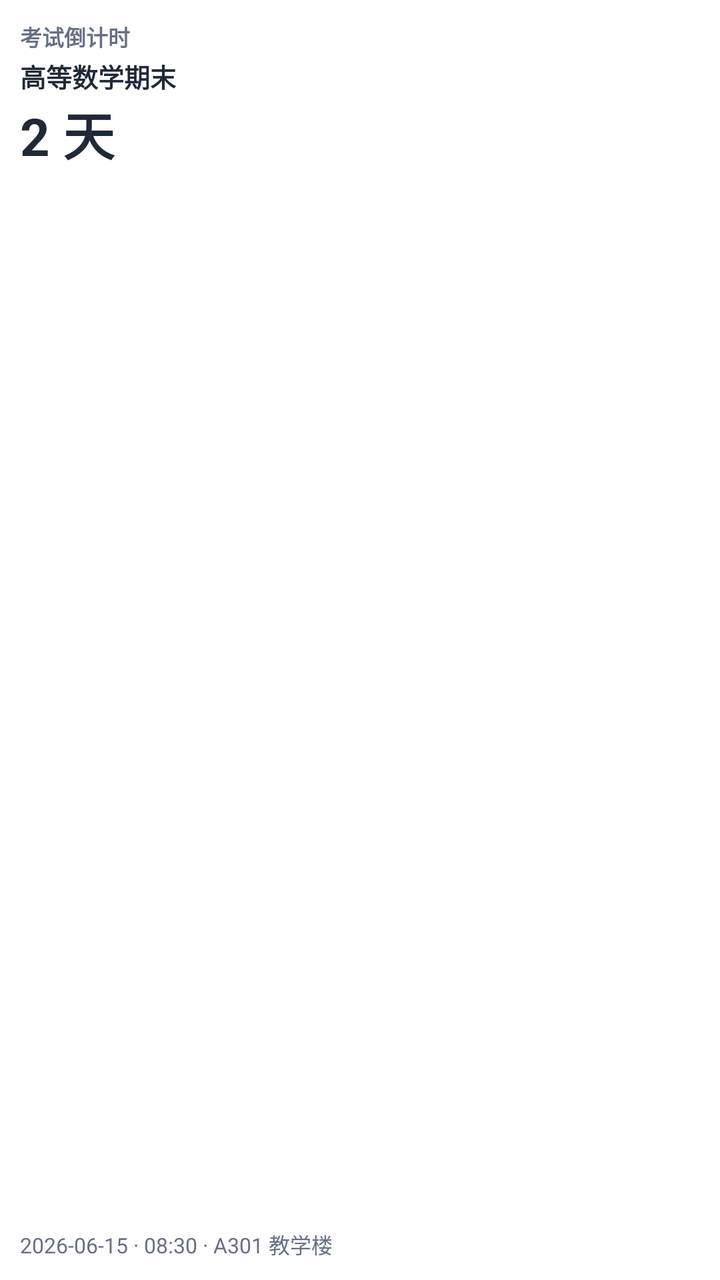
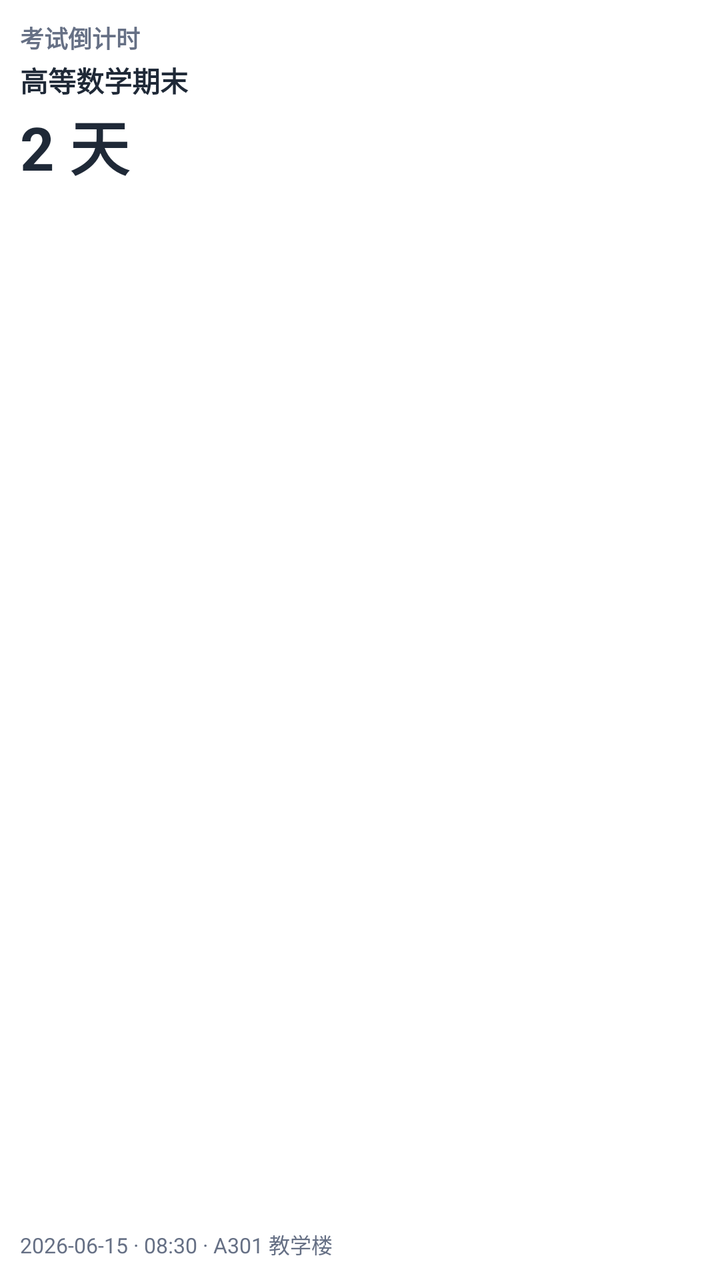

Two renders of the same Android screen: before a commit and after it. Below are the layout's source before the change and the commit's diff.
<!-- AndroidManifest.xml: fallback theme Theme.MaterialComponents.DayNight.NoActionBar -->
<!-- res/layout/widget_exam_preview.xml -->
<?xml version="1.0" encoding="utf-8"?>
<LinearLayout xmlns:android="http://schemas.android.com/apk/res/android"
    android:layout_width="match_parent"
    android:layout_height="match_parent"
    android:orientation="vertical"
    android:padding="10dp"
    android:background="@drawable/widget_card_bg_light">

    <TextView
        android:layout_width="match_parent"
        android:layout_height="wrap_content"
        android:text="考试倒计时"
        android:textSize="11sp"
        android:textStyle="bold"
        android:singleLine="true"
        android:textColor="#667085" />

    <TextView
        android:layout_width="match_parent"
        android:layout_height="wrap_content"
        android:layout_marginTop="2dp"
        android:text="高等数学期末"
        android:textSize="13sp"
        android:textStyle="bold"
        android:maxLines="2"
        android:ellipsize="end"
        android:textColor="#1F2937" />

    <TextView
        android:layout_width="match_parent"
        android:layout_height="wrap_content"
        android:text="2 天"
        android:textSize="26sp"
        android:textStyle="bold"
        android:singleLine="true"
        android:textColor="#1F2937" />

    <TextView
        android:layout_width="match_parent"
        android:layout_height="0dp"
        android:layout_weight="1"
        android:gravity="bottom"
        android:text="2026-06-15 · 08:30 · A301 教学楼"
        android:textSize="10.5sp"
        android:lineSpacingExtra="1dp"
        android:maxLines="2"
        android:ellipsize="end"
        android:textColor="#667085" />
</LinearLayout>
<!-- resources referenced by this layout -->
<resources>
  <!-- drawable widget_card_bg_light (drawable) -->
  <?xml version="1.0" encoding="utf-8"?>
  <shape xmlns:android="http://schemas.android.com/apk/res/android"
      android:shape="rectangle">
      <solid android:color="#FFFFFF" />
      <corners android:radius="20dp" />
  </shape>
</resources>

<!-- the commit's change to res/layout/widget_exam_preview.xml (unified diff, before → after) -->
@@ -10,7 +10,7 @@
         android:layout_width="match_parent"
         android:layout_height="wrap_content"
         android:text="考试倒计时"
-        android:textSize="11sp"
+        android:textSize="12sp"
         android:textStyle="bold"
         android:singleLine="true"
         android:textColor="#667085" />
@@ -20,7 +20,7 @@
         android:layout_height="wrap_content"
         android:layout_marginTop="2dp"
         android:text="高等数学期末"
-        android:textSize="13sp"
+        android:textSize="14sp"
         android:textStyle="bold"
         android:maxLines="2"
         android:ellipsize="end"
@@ -30,7 +30,7 @@
         android:layout_width="match_parent"
         android:layout_height="wrap_content"
         android:text="2 天"
-        android:textSize="26sp"
+        android:textSize="30sp"
         android:textStyle="bold"
         android:singleLine="true"
         android:textColor="#1F2937" />
